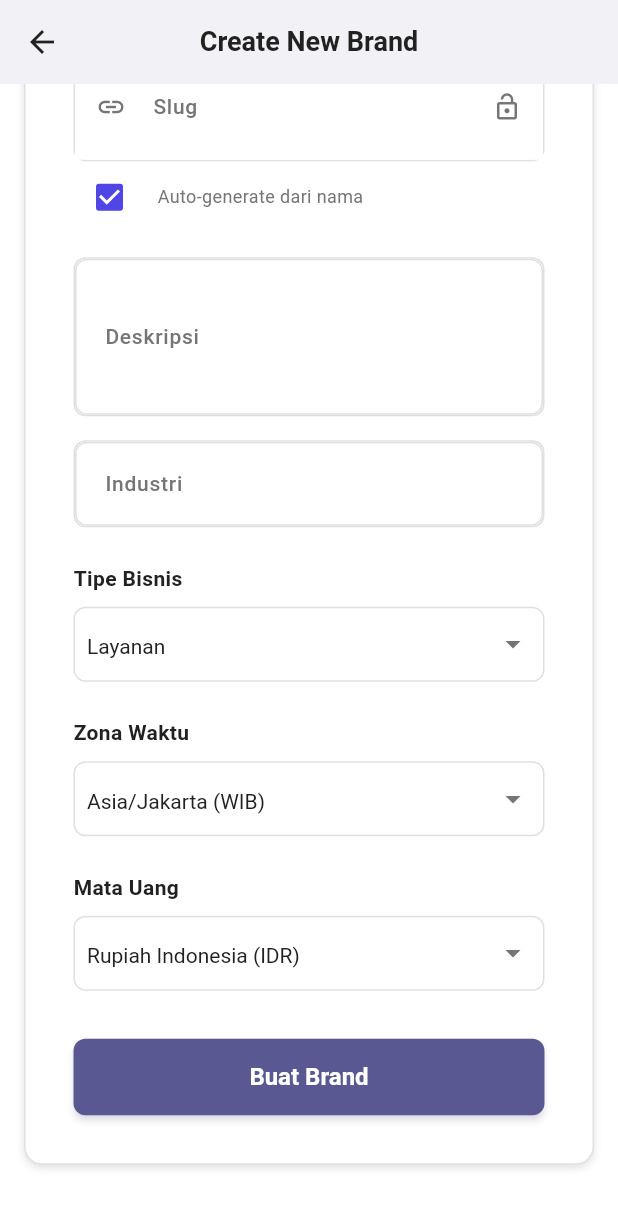
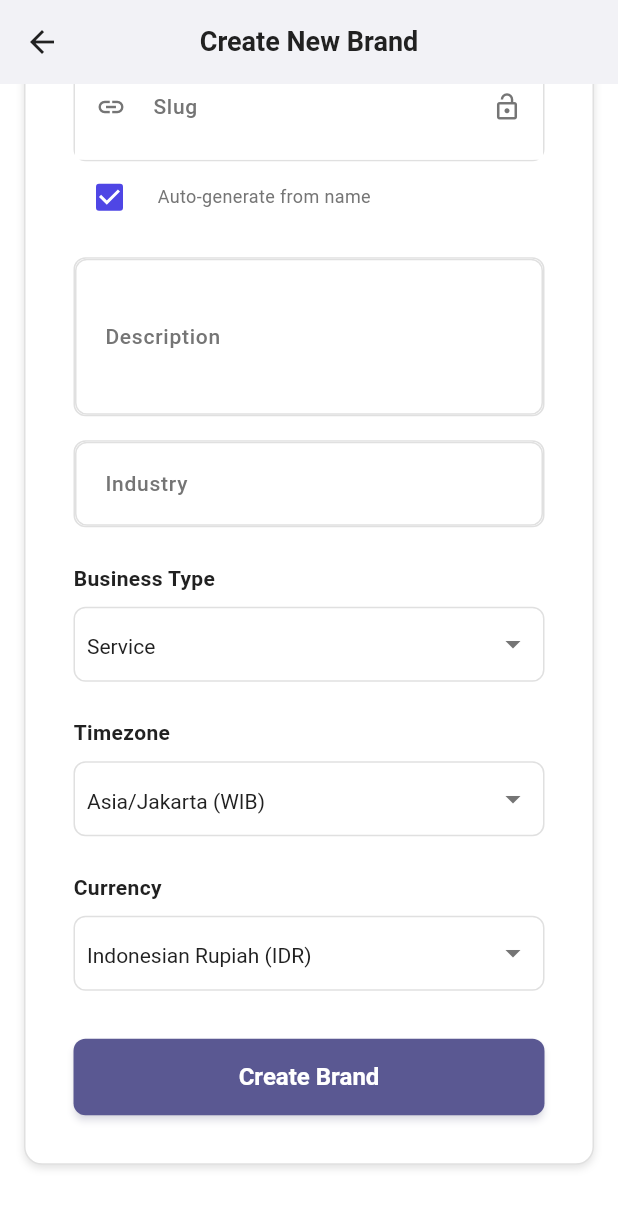
Before and after one commit to ajianaz/usago-flutter, a Flutter app: the CreateBrandView screen opened directly with empty values, scrolled down 306 dp, on a phone screen of 412 x 824 dp. Shown: the top 1208 px of the screen. Run offline on Flutter 3.47's test engine with Material 3 defaults, Android fonts, the phone set to English and light mode, and no system bars; our stand-ins replace auto_route, dio, equatable, flutter_bloc, font_awesome_flutter, fpdart and 4 more; missing offline and left inert: slang; accounts and stored records are empty; generated files the repository leaves out were written again; network calls fail.

Commit message:
refactor(i18n): migrate from centralized context translations to direct imports
Replace hardcoded strings with proper translation keys across auth and brand features, removing the centralized t getter from ContextExtension and adding direct translation imports where needed. Updated translation files with comprehensive key coverage for both English and Indonesian locales.

```diff
--- a/lib/core/extensions/context_extension.dart
+++ b/lib/core/extensions/context_extension.dart
@@ -1,6 +1,5 @@
 import 'package:flutter/material.dart';
 import 'package:flutter_bloc/flutter_bloc.dart';
-import '../../i18n/translations.g.dart';
 import '../../shared/widgets/responsive_builder.dart';
 
 /// Extension methods on BuildContext
@@ -41,9 +40,6 @@ extension ContextExtension on BuildContext {
 
   /// Get color scheme
   ColorScheme get colorScheme => Theme.of(this).colorScheme;
-
-  /// Get localizations using Slang extension
-  Translations get t => Translations.of(this);
 
   /// Show snackbar
   void showSnackBar(
--- a/lib/features/auth/presentation/pages/forgot_password_page.dart
+++ b/lib/features/auth/presentation/pages/forgot_password_page.dart
@@ -15,6 +15,7 @@ import '../../../../shared/utils/animation_utils.dart';
 import '../bloc/auth_bloc.dart';
 import '../bloc/auth_event.dart';
 import '../bloc/auth_state.dart';
+import '../../../../i18n/translations.g.dart';
 
 /// Forgot Password Page
 /// Handles password reset requests with responsive design
--- a/lib/features/auth/presentation/pages/login_page.dart
+++ b/lib/features/auth/presentation/pages/login_page.dart
@@ -14,6 +14,7 @@ import '../../../../shared/utils/animation_utils.dart';
 import '../bloc/auth_bloc.dart';
 import '../bloc/auth_state.dart';
 import '../widgets/login_form.dart';
+import '../../../../i18n/translations.g.dart';
 
 /// Login Page
 /// Handles user authentication with responsive design
--- a/lib/features/auth/presentation/pages/register_page.dart
+++ b/lib/features/auth/presentation/pages/register_page.dart
@@ -14,6 +14,7 @@ import '../../../../shared/utils/animation_utils.dart';
 import '../bloc/auth_bloc.dart';
 import '../bloc/auth_state.dart';
 import '../widgets/register_form.dart';
+import '../../../../i18n/translations.g.dart';
 
 /// Register Page
 /// Handles user registration with responsive design
--- a/lib/features/auth/presentation/widgets/login_form.dart
+++ b/lib/features/auth/presentation/widgets/login_form.dart
@@ -11,6 +11,7 @@ import '../bloc/auth_event.dart';
 import '../bloc/auth_state.dart';
 import '../../../../core/extensions/string_extension.dart';
 import '../../../../core/extensions/context_extension.dart';
+import '../../../../i18n/translations.g.dart';
 
 /// Login form widget
 /// Handles user input for login
--- a/lib/features/auth/presentation/widgets/register_form.dart
+++ b/lib/features/auth/presentation/widgets/register_form.dart
@@ -10,6 +10,7 @@ import '../bloc/auth_state.dart';
 import '../../../../core/extensions/string_extension.dart';
 import '../../../../core/extensions/context_extension.dart';
 import 'package:font_awesome_flutter/font_awesome_flutter.dart';
+import '../../../../i18n/translations.g.dart';
 
 class RegisterForm extends StatefulWidget {
   const RegisterForm({Key? key}) : super(key: key);
--- a/lib/features/brand/presentation/pages/create_brand_page.dart
+++ b/lib/features/brand/presentation/pages/create_brand_page.dart
@@ -1,8 +1,8 @@
 import 'package:flutter/material.dart';
 import 'package:auto_route/auto_route.dart';
 import 'package:font_awesome_flutter/font_awesome_flutter.dart';
-import 'package:usago/core/extensions/context_extension.dart';
 import '../../../../core/constants/ui_constants.dart';
+import '../../../../i18n/translations.g.dart';
 import '../../../../shared/themes/app_colors.dart';
 import '../../../../shared/themes/app_spacing.dart';
 import '../../../../shared/themes/app_text_styles.dart';
--- a/lib/features/brand/presentation/widgets/create_brand_form.dart
+++ b/lib/features/brand/presentation/widgets/create_brand_form.dart
@@ -1,5 +1,6 @@
 import 'package:flutter/material.dart';
 import 'package:flutter_bloc/flutter_bloc.dart';
+import '../../../../i18n/translations.g.dart';
 import '../../../../shared/themes/app_colors.dart';
 import '../../../../shared/themes/app_text_styles.dart';
 import '../../../../shared/themes/app_spacing.dart';
@@ -40,12 +41,68 @@ class _CreateBrandFormState extends State<CreateBrandForm> {
   bool _autoGenerateSlug = true;
   bool get _isEditMode => widget.brand != null;
 
+  // Helper methods to get translated labels
+  String _getBusinessTypeLabel(String value) {
+    switch (value) {
+      case 'SERVICE':
+        return context.t.brand.service;
+      case 'RETAIL':
+        return context.t.brand.retail;
+      case 'MANUFACTURING':
+        return context.t.brand.manufacturing;
+      case 'OTHER':
+        return context.t.brand.other;
+      default:
+        return value;
+    }
+  }
+
+  String _getTimezoneLabel(String value) {
+    switch (value) {
+      case 'Asia/Jakarta':
+        return context.t.brand.timezone_jakarta;
+      case 'Asia/Singapore':
+        return context.t.brand.timezone_singapore;
+      case 'Asia/Bangkok':
+        return context.t.brand.timezone_bangkok;
+      case 'Asia/Kuala_Lumpur':
+        return context.t.brand.timezone_kuala_lumpur;
+      case 'Asia/Manila':
+        return context.t.brand.timezone_manila;
+      case 'UTC':
+        return context.t.brand.timezone_utc;
+      default:
+        return value;
+    }
+  }
+
+  String _getCurrencyLabel(String value) {
+    switch (value) {
+      case 'IDR':
+        return context.t.brand.currency_idr;
+      case 'USD':
+        return context.t.brand.currency_usd;
+      case 'EUR':
+        return context.t.brand.currency_eur;
+      case 'SGD':
+        return context.t.brand.currency_sgd;
+      case 'MYR':
+        return context.t.brand.currency_myr;
+      case 'THB':
+        return context.t.brand.currency_thb;
+      case 'PHP':
+        return context.t.brand.currency_php;
+      default:
+        return value;
+    }
+  }
+
   // Business type options
   final List<Map<String, String>> _businessTypes = [
-    {'value': 'SERVICE', 'label': 'Layanan'},
-    {'value': 'RETAIL', 'label': 'Ritel'},
-    {'value': 'MANUFACTURING', 'label': 'Manufaktur'},
-    {'value': 'OTHER', 'label': 'Lainnya'},
+    {'value': 'SERVICE', 'label': 'Service'},
+    {'value': 'RETAIL', 'label': 'Retail'},
+    {'value': 'MANUFACTURING', 'label': 'Manufacturing'},
+    {'value': 'OTHER', 'label': 'Other'},
   ];
 
   // Timezone options
@@ -60,7 +117,7 @@ class _CreateBrandFormState extends State<CreateBrandForm> {
 
   // Currency options
   final List<Map<String, String>> _currencies = [
-    {'value': 'IDR', 'label': 'Rupiah Indonesia (IDR)'},
+    {'value': 'IDR', 'label': 'Indonesian Rupiah (IDR)'},
     {'value': 'USD', 'label': 'US Dollar (USD)'},
     {'value': 'EUR', 'label': 'Euro (EUR)'},
     {'value': 'SGD', 'label': 'Singapore Dollar (SGD)'},
@@ -186,7 +243,7 @@ class _CreateBrandFormState extends State<CreateBrandForm> {
                 crossAxisAlignment: CrossAxisAlignment.start,
                 children: [
                   Text(
-                    _isEditMode ? 'Edit Brand' : 'Buat Brand Baru',
+                    _isEditMode ? context.t.brand.edit_brand : context.t.brand.create_brand,
                     style: AppTextStyles.headline4Dynamic(context).copyWith(
                       fontWeight: FontWeight.bold,
                     ),
@@ -194,8 +251,8 @@ class _CreateBrandFormState extends State<CreateBrandForm> {
                   const SizedBox(height: 8),
                   Text(
                     _isEditMode
-                        ? 'Perbarui data brand Anda'
-                        : 'Lengkapi data brand Anda dan mulai beroperasi',
+                        ? context.t.brand.edit_brand_description
+                        : context.t.brand.create_brand_description,
                     style: AppTextStyles.bodyMediumDynamic(context).copyWith(
                       color: AppColors.getTextSecondary(context),
                     ),
@@ -216,18 +273,18 @@ class _CreateBrandFormState extends State<CreateBrandForm> {
                     // Brand Name
                     AnimatedTextField(
                       controller: _nameController,
-                      labelText: 'Nama Brand',
-                      hintText: 'Masukkan nama brand',
+                      labelText: context.t.brand.brand_name,
+                      hintText: context.t.brand.enter_brand_name,
                       keyboardType: TextInputType.text,
                       validator: (value) {
                         if (value == null || value.trim().isEmpty) {
-                          return 'Nama brand wajib diisi';
+                          return context.t.brand.brand_name_required;
                         }
                         if (value.trim().length < 3) {
-                          return 'Nama brand minimal 3 karakter';
+                          return context.t.brand.brand_name_min_length;
                         }
                         if (value.trim().length > 50) {
-                          return 'Nama brand maksimal 50 karakter';
+                          return context.t.brand.brand_name_max_length;
                         }
                         return null;
                       },
@@ -238,8 +295,8 @@ class _CreateBrandFormState extends State<CreateBrandForm> {
                     // Slug Field
                     AnimatedTextField(
                       controller: _slugController,
-                      labelText: 'Slug',
-                      hintText: 'URL-friendly identifier',
+                      labelText: context.t.brand.slug,
+                      hintText: context.t.brand.url_friendly_identifier,
                       keyboardType: TextInputType.text,
                       enabled: !_autoGenerateSlug || _isEditMode,
                       prefixIcon: Icon(
@@ -255,7 +312,7 @@ class _CreateBrandFormState extends State<CreateBrandForm> {
                                 color: AppColors.getTextSecondary(context),
                               ),
                               onPressed: _toggleAutoGenerateSlug,
-                              tooltip: 'Enable manual slug input',
+                              tooltip: context.t.brand.enable_manual_slug_input,
                             )
                           : (!_isEditMode ? IconButton(
                               icon: Icon(
@@ -264,21 +321,21 @@ class _CreateBrandFormState extends State<CreateBrandForm> {
                                 color: AppColors.primary,
                               ),
                               onPressed: _toggleAutoGenerateSlug,
-                              tooltip: 'Auto-generate from name',
+                              tooltip: context.t.brand.auto_generate_from_name_tooltip,
                             ) : null),
                       validator: (value) {
                         if (value == null || value.trim().isEmpty) {
-                          return 'Slug wajib diisi';
+                          return context.t.brand.slug_required;
                         }
                         if (value.trim().length < 3) {
-                          return 'Slug minimal 3 karakter';
+                          return context.t.brand.slug_min_length;
                         }
                         if (value.trim().length > 50) {
-                          return 'Slug maksimal 50 karakter';
+                          return context.t.brand.slug_max_length;
                         }
                         // Check if slug contains only valid characters
                         if (!RegExp(r'^[a-z0-9-]+$').hasMatch(value.trim())) {
-                          return 'Slug hanya boleh mengandung huruf kecil, angka, dan strip (-)';
+                          return context.t.brand.slug_invalid_characters;
                         }
                         return null;
                       },
@@ -308,7 +365,7 @@ class _CreateBrandFormState extends State<CreateBrandForm> {
                           const SizedBox(width: 8),
                           Expanded(
                             child: Text(
-                              'Auto-generate dari nama',
+                              context.t.brand.auto_generate_from_name,
                               style: AppTextStyles.bodySmallDynamic(context).copyWith(
                                 color: AppColors.getTextSecondary(context),
                               ),
@@ -323,13 +380,13 @@ class _CreateBrandFormState extends State<CreateBrandForm> {
                     // Description
                     AnimatedTextField(
                       controller: _descriptionController,
-                      labelText: 'Deskripsi',
-                      hintText: 'Deskripsi singkat brand (opsional)',
+                      labelText: context.t.brand.description,
+                      hintText: context.t.brand.brand_description,
                       keyboardType: TextInputType.multiline,
                       maxLines: 3,
                       validator: (value) {
                         if (value != null && value.trim().length > 500) {
-                          return 'Deskripsi maksimal 500 karakter';
+                          return context.t.brand.description_max_length;
                         }
                         return null;
                       },
@@ -340,12 +397,12 @@ class _CreateBrandFormState extends State<CreateBrandForm> {
                     // Industry
                     AnimatedTextField(
                       controller: _industryController,
-                      labelText: 'Industri',
-                      hintText: 'Industri brand (opsional)',
+                      labelText: context.t.brand.industry,
+                      hintText: context.t.brand.brand_industry,
                       keyboardType: TextInputType.text,
                       validator: (value) {
                         if (value != null && value.trim().length > 100) {
-                          return 'Industri maksimal 100 karakter';
+                          return context.t.brand.industry_max_length;
                         }
                         return null;
                       },
@@ -355,7 +412,7 @@ class _CreateBrandFormState extends State<CreateBrandForm> {
 
                     // Business Type Dropdown
                     Text(
-                      'Tipe Bisnis',
+                      context.t.brand.business_type,
                       style: AppTextStyles.bodyMediumDynamic(context).copyWith(
                         fontWeight: FontWeight.w600,
                       ),
@@ -371,9 +428,9 @@ class _CreateBrandFormState extends State<CreateBrandForm> {
                       child: DropdownButtonHideUnderline(
                         items: _businessTypes.map((type) {
                           return DropdownMenuItem<String>(
-                            value: type['value'],
+                            value: type['value']!,
                             child: Text(
-                              type['label']!,
+                              _getBusinessTypeLabel(type['value']!),
                               style: AppTextStyles.bodyMediumDynamic(context),
                             ),
                           );
@@ -391,7 +448,7 @@ class _CreateBrandFormState extends State<CreateBrandForm> {
 
                     // Timezone Dropdown
                     Text(
-                      'Zona Waktu',
+                      context.t.brand.timezone,
                       style: AppTextStyles.bodyMediumDynamic(context).copyWith(
                         fontWeight: FontWeight.w600,
                       ),
@@ -407,9 +464,9 @@ class _CreateBrandFormState extends State<CreateBrandForm> {
                       child: DropdownButtonHideUnderline(
                         items: _timezones.map((timezone) {
                           return DropdownMenuItem<String>(
-                            value: timezone['value'],
+                            value: timezone['value']!,
                             child: Text(
-                              timezone['label']!,
+                              _getTimezoneLabel(timezone['value']!),
                               style: AppTextStyles.bodyMediumDynamic(context),
                             ),
                           );
@@ -427,7 +484,7 @@ class _CreateBrandFormState extends State<CreateBrandForm> {
 
                     // Currency Dropdown
                     Text(
-                      'Mata Uang',
+                      context.t.brand.currency,
                       style: AppTextStyles.bodyMediumDynamic(context).copyWith(
                         fontWeight: FontWeight.w600,
                       ),
@@ -443,9 +500,9 @@ class _CreateBrandFormState extends State<CreateBrandForm> {
                       child: DropdownButtonHideUnderline(
                         items: _currencies.map((currency) {
                           return DropdownMenuItem<String>(
-                            value: currency['value'],
+                            value: currency['value']!,
                             child: Text(
-                              currency['label']!,
+                              _getCurrencyLabel(currency['value']!),
                               style: AppTextStyles.bodyMediumDynamic(context),
                             ),
                           );
@@ -465,7 +522,7 @@ class _CreateBrandFormState extends State<CreateBrandForm> {
                     BlocBuilder<BrandBloc, BrandState>(
                       builder: (context, state) {
                         return AnimatedButton(
-                          text: _isEditMode ? 'Perbarui Brand' : 'Buat Brand',
+                          text: _isEditMode ? context.t.brand.update_brand_btn : context.t.brand.create_brand_btn,
                           isLoading: state is BrandLoading,
                           onPressed: _submitForm,
                           isFullWidth: true,
--- a/lib/features/home/presentation/pages/home_page.dart
+++ b/lib/features/home/presentation/pages/home_page.dart
@@ -3,6 +3,7 @@ import 'package:flutter_bloc/flutter_bloc.dart';
 import 'package:auto_route/auto_route.dart';
 import 'package:font_awesome_flutter/font_awesome_flutter.dart';
 import '../../../../core/di/injection_container.dart';
+import '../../../../i18n/translations.g.dart';
 import '../../../../shared/themes/app_colors.dart';
 import '../../../auth/presentation/bloc/auth_bloc.dart';
 import '../../../auth/presentation/bloc/auth_event.dart';
```
Also changed, not shown: lib/features/brand/presentation/pages/brand_invitation_list_page.dart (+23 -22 lines), lib/features/brand/presentation/pages/brand_selection_page.dart (+28 -28 lines), lib/features/brand/presentation/pages/brand_stats_page.dart (+20 -19 lines), lib/features/brand/presentation/pages/brand_transfer_page.dart (+23 -22 lines), lib/i18n/en.i18n.yaml (+201 -0 lines), lib/i18n/id.i18n.yaml (+202 -0 lines), lib/i18n/translations.g.dart, lib/i18n/translations_en.g.dart, lib/i18n/translations_id.g.dart, 1 other file.
